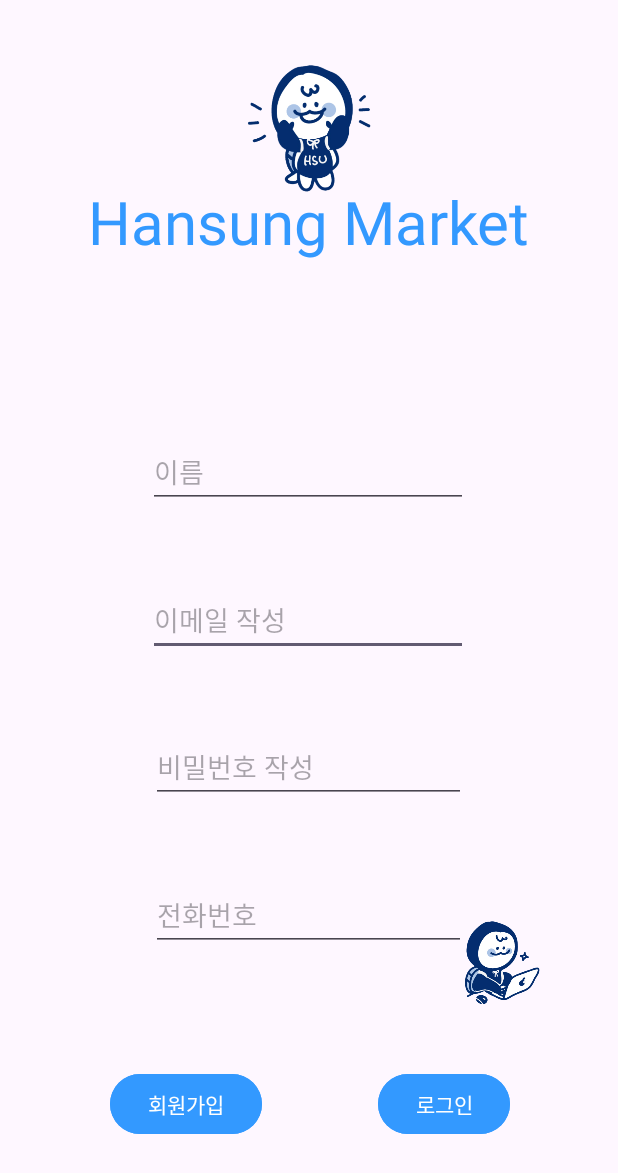
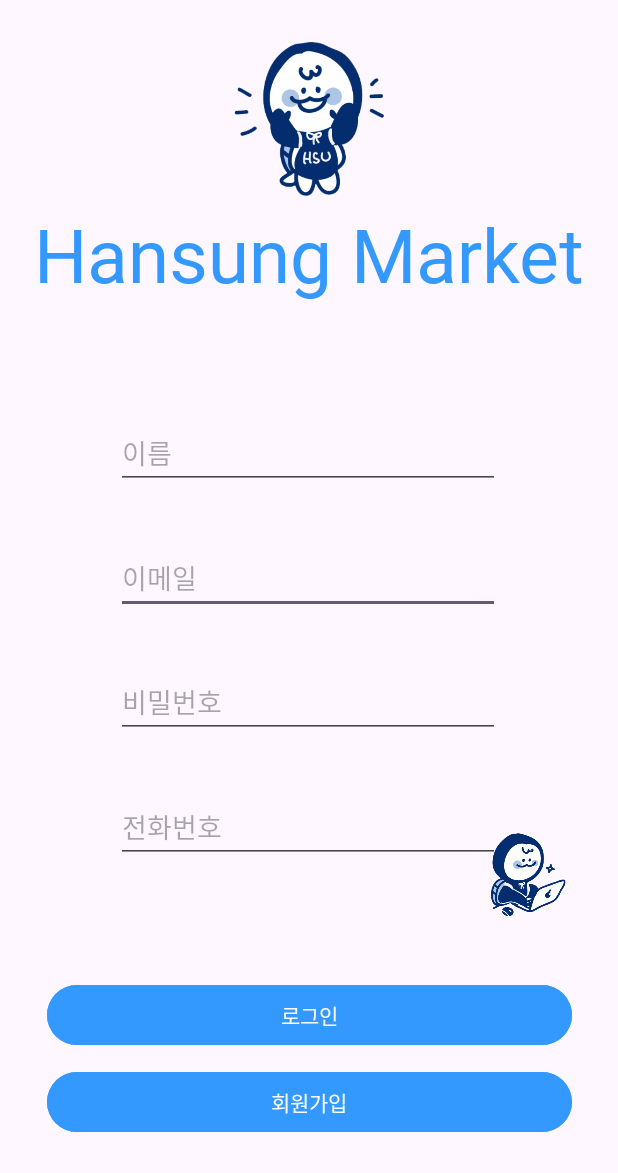
Before and after one commit to eeazzy/carrotMarket, an Android app: the screen it shows after launch (LoginActivity), on a phone screen of 412 x 824 dp. Shown: the top 1173 px of the screen. Run offline under Robolectric (Android 15) with nearby library versions, the phone set to English and light mode, and no system bars; our stand-ins replace Firebase (no records; nobody signed in at launch, a user with empty details on screens opened directly).

Commit message:
한성마켓?

```diff
--- a/app/src/main/java/com/example/carrotmarket/LoginActivity.kt
+++ b/app/src/main/java/com/example/carrotmarket/LoginActivity.kt
@@ -81,10 +81,9 @@ class LoginActivity : AppCompatActivity() {
                     // 로그인에 성공한 경우 메인 화면으로 이동
                     goToMainActivity(task.result?.user)
                 }
-
                 else {
                     // 로그인에 실패한 경우 Toast 메시지로 에러를 띄워준다
-                    Toast.makeText(this, task.exception?.message, Toast.LENGTH_LONG).show()
+                    Toast.makeText(this, "존재하지 않는 회원입니다.", Toast.LENGTH_LONG).show()
                 }
             }
     }
--- a/app/src/main/res/layout/login.xml
+++ b/app/src/main/res/layout/login.xml
@@ -10,10 +10,8 @@
         android:id="@+id/email"
         android:layout_width="wrap_content"
         android:layout_height="wrap_content"
-        android:layout_marginTop="10dp"
-        android:layout_marginBottom="10dp"
-        android:ems="10"
-        android:hint="이메일 작성"
+        android:ems="12"
+        android:hint="이메일"
         android:inputType="textEmailAddress"
         app:layout_constraintBottom_toTopOf="@+id/passwd"
         app:layout_constraintEnd_toEndOf="parent"
@@ -23,12 +21,10 @@
 
     <EditText
         android:id="@+id/passwd"
-        android:layout_width="210dp"
+        android:layout_width="wrap_content"
         android:layout_height="wrap_content"
-        android:layout_marginTop="10dp"
-        android:layout_marginBottom="10dp"
-        android:ems="10"
-        android:hint="비밀번호 작성"
+        android:ems="12"
+        android:hint="비밀번호"
         android:inputType="textPassword"
         app:layout_constraintBottom_toTopOf="@+id/editTextPhone"
         app:layout_constraintEnd_toEndOf="parent"
@@ -38,33 +34,32 @@
 
     <Button
         android:id="@+id/btnRegister"
-        android:layout_width="101dp"
+        android:layout_width="350dp"
         android:layout_height="wrap_content"
-        android:layout_marginStart="73dp"
-        android:layout_marginBottom="64dp"
+        android:layout_marginBottom="65dp"
+        android:backgroundTint="@color/lightblue"
         android:text="회원가입"
-        android:backgroundTint="@color/lightblue"
         app:layout_constraintBottom_toBottomOf="parent"
+        app:layout_constraintEnd_toEndOf="parent"
         app:layout_constraintStart_toStartOf="parent" />
 
     <Button
         android:id="@+id/btnLogin"
-        android:layout_width="wrap_content"
+        android:layout_width="350dp"
         android:layout_height="wrap_content"
-        android:layout_marginEnd="72dp"
-        android:layout_marginBottom="64dp"
+        android:layout_marginBottom="10dp"
+        android:backgroundTint="@color/lightblue"
         android:text="로그인"
-        android:backgroundTint="@color/lightblue"
-        app:layout_constraintBottom_toBottomOf="parent"
-        app:layout_constraintEnd_toEndOf="parent" />
+        app:layout_constraintBottom_toTopOf="@+id/btnRegister"
+        app:layout_constraintEnd_toEndOf="parent"
+        app:layout_constraintStart_toStartOf="parent" />
 
     <EditText
         android:id="@+id/setName"
         android:layout_width="wrap_content"
         android:layout_height="wrap_content"
-        android:layout_marginTop="86dp"
-        android:layout_marginBottom="10dp"
-        android:ems="10"
+        android:layout_marginTop="40dp"
+        android:ems="12"
         android:hint="이름"
         android:inputType="text"
         app:layout_constraintBottom_toTopOf="@+id/email"
@@ -75,11 +70,10 @@
 
     <EditText
         android:id="@+id/editTextPhone"
-        android:layout_width="210dp"
+        android:layout_width="wrap_content"
         android:layout_height="wrap_content"
-        android:layout_marginTop="10dp"
-        android:layout_marginBottom="48dp"
-        android:ems="10"
+        android:layout_marginBottom="100dp"
+        android:ems="12"
         android:hint="전화번호"
         android:inputType="phone"
         app:layout_constraintBottom_toTopOf="@+id/btnRegister"
@@ -92,10 +86,11 @@
         android:id="@+id/textView2"
         android:layout_width="wrap_content"
         android:layout_height="wrap_content"
-        android:layout_marginTop="90dp"
+        android:layout_marginTop="100dp"
+        android:fontFamily="@font/gaegu_bold"
         android:text="Hansung Market"
         android:textColor="#3399FF"
-        android:textSize="40sp"
+        android:textSize="50sp"
         android:textStyle="normal"
         app:layout_constraintBottom_toTopOf="@+id/setName"
         app:layout_constraintEnd_toEndOf="parent"
@@ -104,8 +99,8 @@
 
     <ImageView
         android:id="@+id/imageView2"
-        android:layout_width="116dp"
-        android:layout_height="147dp"
+        android:layout_width="141dp"
+        android:layout_height="185dp"
         android:layout_marginBottom="120dp"
         app:layout_constraintBottom_toTopOf="@+id/setName"
         app:layout_constraintEnd_toEndOf="parent"
@@ -117,7 +112,7 @@
         android:id="@+id/imageView4"
         android:layout_width="84dp"
         android:layout_height="82dp"
-        android:layout_marginStart="250dp"
+        android:layout_marginStart="285dp"
         android:layout_marginTop="8dp"
         android:layout_marginBottom="70dp"
         app:layout_constraintBottom_toTopOf="@+id/btnLogin"
```
Also changed, not shown: 6 other files.
